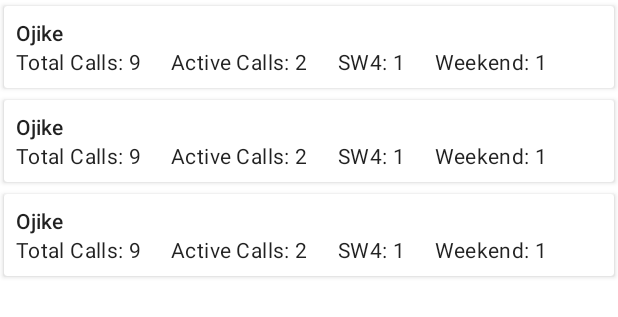
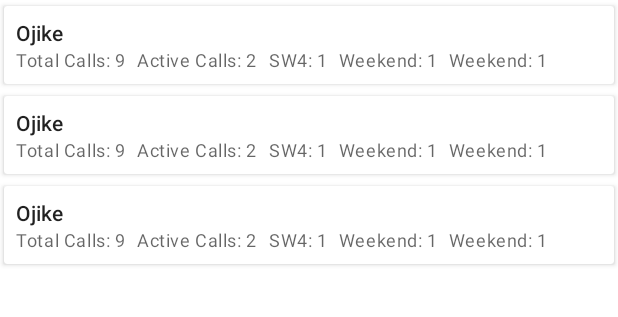
Before and after one commit to O-Thadd/HO-Scheduler, an Android app: the layout fragment_hos.xml on its own in the app's theme, with its tools: preview values and no code run, on a phone screen of 412 x 824 dp. Shown: the top 317 px of the screen. Run offline under Robolectric (Android 15) with nearby library versions, the phone set to English and light mode, and no system bars.

Commit message:
completed new feature: edit new schedule ho list. Added Recognition for wednesday calls.

```diff
--- a/app/src/main/java/com/othadd/hoscheduler/ui/recyclerAdapters/HosRecyclerAdapter.kt
+++ b/app/src/main/java/com/othadd/hoscheduler/ui/recyclerAdapters/HosRecyclerAdapter.kt
@@ -38,6 +38,7 @@ class HosRecyclerAdapter(val onItemClicked: (UIHo) -> Unit) : MyRecyclerViewAdap
                  numberOfActiveCalls.text = binding.root.resources.getString(R.string.number_of_active_calls, ho.noOfActiveCalls)
                  numberOfSW4Calls.text = binding.root.resources.getString(R.string.number_of_SW4_calls, ho.noOfSW4Calls)
                  numberOfWeekendCalls.text = binding.root.resources.getString(R.string.number_of_weekend_calls, ho.noOfWeekendCalls)
+                 numberOfWednesdayCalls.text = binding.root.resources.getString(R.string.number_of_wednesday_calls, ho.noOfWednesdayCalls)
              }
          }
     }
--- a/app/src/main/res/layout/hos_list_item.xml
+++ b/app/src/main/res/layout/hos_list_item.xml
@@ -37,7 +37,7 @@
                     android:id="@+id/number_of_calls"
                     android:layout_width="wrap_content"
                     android:layout_height="wrap_content"
-                    android:textAppearance="@style/TextAppearance.MaterialComponents.Body2"
+                    android:textAppearance="@style/TextAppearance.MaterialComponents.Caption"
                     app:layout_constraintStart_toStartOf="parent"
                     app:layout_constraintTop_toBottomOf="@id/hoName"
                     tools:text="Total Calls: 9" />
@@ -46,8 +46,8 @@
                     android:id="@+id/numberOfActiveCalls"
                     android:layout_width="wrap_content"
                     android:layout_height="wrap_content"
-                    android:layout_marginStart="20dp"
-                    android:textAppearance="@style/TextAppearance.MaterialComponents.Body2"
+                    android:layout_marginStart="8dp"
+                    android:textAppearance="@style/TextAppearance.MaterialComponents.Caption"
                     app:layout_constraintStart_toEndOf="@id/number_of_calls"
                     app:layout_constraintTop_toBottomOf="@id/hoName"
                     tools:text="Active Calls: 2" />
@@ -57,8 +57,8 @@
                     android:id="@+id/number_of_SW4_Calls"
                     android:layout_width="wrap_content"
                     android:layout_height="wrap_content"
-                    android:layout_marginStart="20dp"
-                    android:textAppearance="@style/TextAppearance.MaterialComponents.Body2"
+                    android:layout_marginStart="8dp"
+                    android:textAppearance="@style/TextAppearance.MaterialComponents.Caption"
                     app:layout_constraintStart_toEndOf="@id/numberOfActiveCalls"
                     app:layout_constraintTop_toBottomOf="@id/hoName"
                     tools:text="SW4: 1" />
@@ -67,9 +67,19 @@
                     android:id="@+id/number_of_weekend_Calls"
                     android:layout_width="wrap_content"
                     android:layout_height="wrap_content"
-                    android:layout_marginStart="20dp"
-                    android:textAppearance="@style/TextAppearance.MaterialComponents.Body2"
+                    android:layout_marginStart="8dp"
+                    android:textAppearance="@style/TextAppearance.MaterialComponents.Caption"
                     app:layout_constraintStart_toEndOf="@id/number_of_SW4_Calls"
+                    app:layout_constraintTop_toBottomOf="@id/hoName"
+                    tools:text="Weekend: 1" />
+
+                <TextView
+                    android:id="@+id/number_of_wednesday_Calls"
+                    android:layout_width="wrap_content"
+                    android:layout_height="wrap_content"
+                    android:layout_marginStart="8dp"
+                    android:textAppearance="@style/TextAppearance.MaterialComponents.Caption"
+                    app:layout_constraintStart_toEndOf="@id/number_of_weekend_Calls"
                     app:layout_constraintTop_toBottomOf="@id/hoName"
                     tools:text="Weekend: 1" />
 
--- a/app/src/main/res/values/strings.xml
+++ b/app/src/main/res/values/strings.xml
@@ -11,6 +11,7 @@
     <string name="number_of_LW_calls">LW: %1d</string>
     <string name="number_of_GE_calls">GE: %1d</string>
     <string name="number_of_SW4_calls">SW4: %1d</string>
+    <string name="number_of_wednesday_calls">Wednesday: %1d</string>
     <string name="number_of_weekend_calls">Weekend: %1d</string>
     <string name="number_of_active_calls">Active Calls: %1d</string>
     <string name="resumption_day">Resuming: %1d</string>
```
Also changed, not shown: app/src/main/java/com/othadd/hoscheduler/ui/AddHoToListDialogFragment.kt (+50 -31 lines), app/src/main/java/com/othadd/hoscheduler/utils/Objects.kt (+5 -2 lines), app/src/main/java/com/othadd/hoscheduler/utils/Scheduler.kt (+51 -12 lines).
